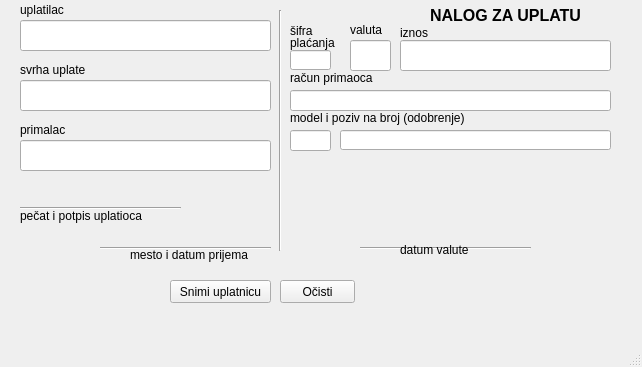
Before: the Qt Designer form formanaloguplata.ui in s-pab/Commercium, drawn with Qt 5.
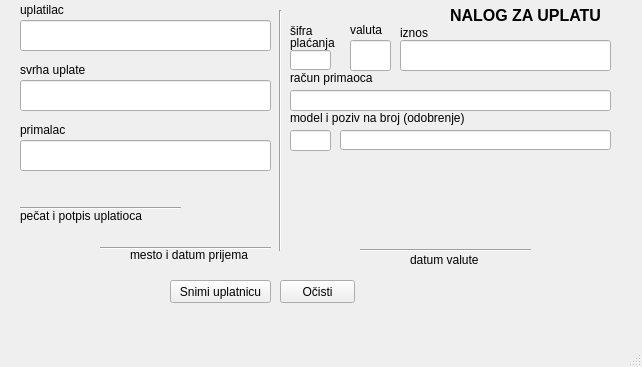
After: the same form once the commit is applied.

```diff
--- a/formanaloguplata.ui
+++ b/formanaloguplata.ui
@@ -146,7 +146,7 @@
    <widget class="QLabel" name="label_4">
     <property name="geometry">
      <rect>
-      <x>430</x>
+      <x>450</x>
       <y>0</y>
       <width>161</width>
       <height>31</height>
@@ -208,7 +208,7 @@
       <x>360</x>
       <y>240</y>
       <width>171</width>
-      <height>16</height>
+      <height>21</height>
      </rect>
     </property>
     <property name="orientation">
@@ -244,8 +244,8 @@
    <widget class="QLabel" name="label_7">
     <property name="geometry">
      <rect>
-      <x>400</x>
-      <y>240</y>
+      <x>410</x>
+      <y>250</y>
       <width>71</width>
       <height>20</height>
      </rect>
```
